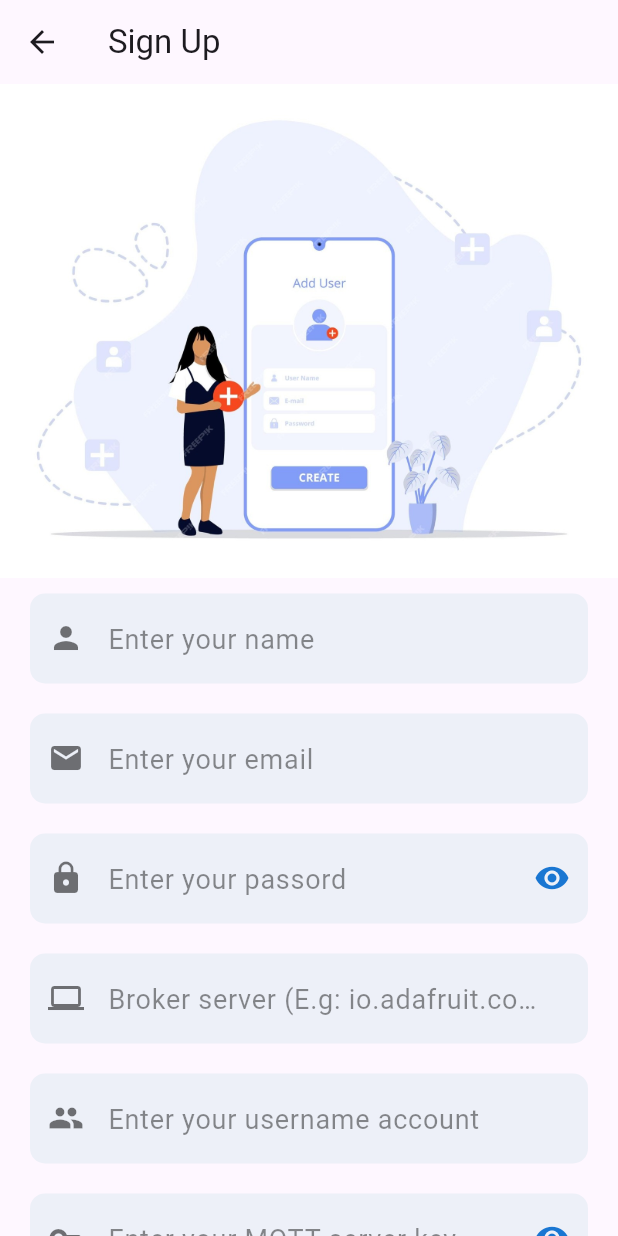
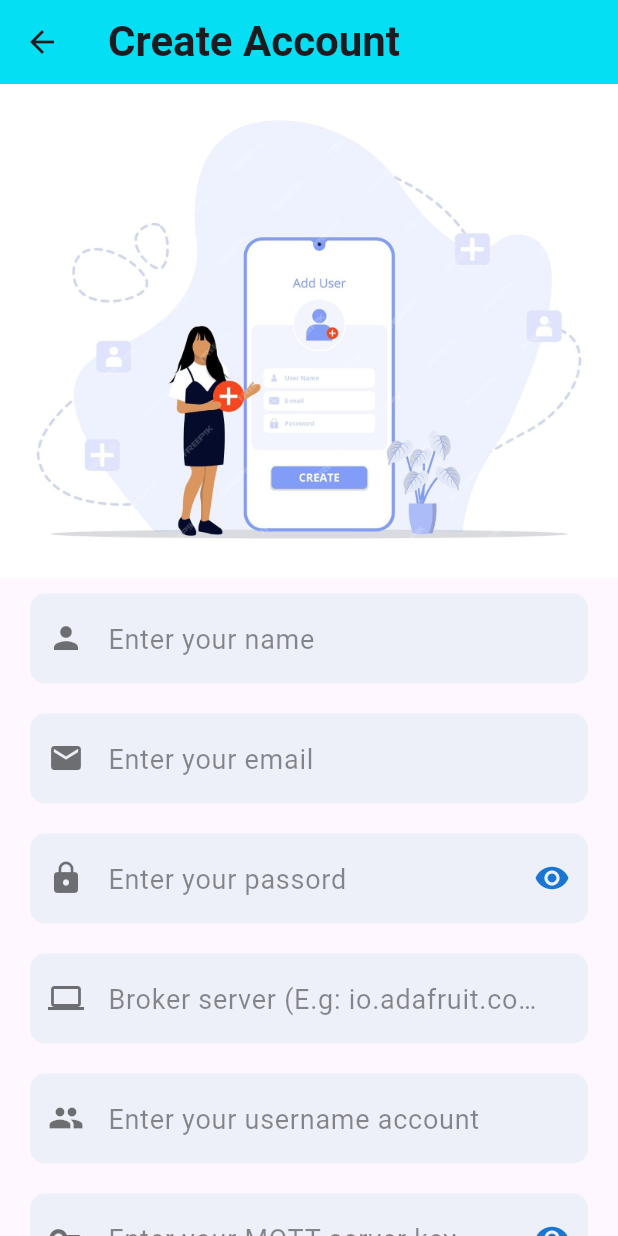
Before and after one commit to HCrystalH/Capstone_app, a Flutter app: the screen it shows after launch, after a tap on "SignUp", on a phone screen of 412 x 824 dp. Run offline on Flutter 3.47's test engine with Material 3 defaults, Android fonts, the phone set to English and light mode, and no system bars; our stand-ins replace cloud_firestore, curved_navigation_bar, firebase_auth, firebase_core, google_sign_in, syncfusion_flutter_charts; missing offline and left inert: firebase_app_check, mqtt_client; accounts and stored records are empty; network calls fail.

Commit message:
update a few point about UI

```diff
--- a/my_android_app/lib/Authentication/login.dart
+++ b/my_android_app/lib/Authentication/login.dart
@@ -97,7 +97,8 @@ class _LoginPageState extends State<LoginPage> {
               textEditingController: passwordController,
               hintText: 'Enter your passord',
               textInputType: TextInputType.text,
-              isPass: false,
+              isPass: true,
+
             ),
             //   Forgot password
             const ForgotPassword(),
--- a/my_android_app/lib/Authentication/signup.dart
+++ b/my_android_app/lib/Authentication/signup.dart
@@ -75,7 +75,16 @@ class _SignUpScreenState extends State<SignUpScreen> {
     // double width  = MediaQuery.of(context).size.width;
     return Scaffold(
       appBar: AppBar(
-        title: const Text("Sign Up",textAlign: TextAlign.center,)
+        title: const Text(
+          "Create Account",
+          textAlign: TextAlign.center,
+          style: TextStyle(
+            fontSize: 28,
+            fontWeight: FontWeight.bold,
+          ),
+          selectionColor: Colors.blue,
+        ),
+        backgroundColor:const Color.fromARGB(255, 4, 223, 243),
       ),
       resizeToAvoidBottomInset: false,
       body: GestureDetector(
@@ -135,7 +144,13 @@ class _SignUpScreenState extends State<SignUpScreen> {
             Row(
               mainAxisAlignment: MainAxisAlignment.center,
               children: [
-                const Text("Already have an account?",style: TextStyle(fontSize: 16),),
+                const Text(
+                  "Already have an account?",
+                  style: TextStyle(
+                    fontSize: 16,
+                    fontWeight: FontWeight.bold,
+                  ),
+                ),
                 GestureDetector(
                   onTap: () {
                     Navigator.of(context).push(
@@ -147,7 +162,7 @@ class _SignUpScreenState extends State<SignUpScreen> {
                   child: const Text(
                     " Login",
                     style: TextStyle(
-                        fontWeight: FontWeight.bold, color: Colors.red,
+                        fontWeight: FontWeight.bold, color: Colors.green,
                         fontSize: 20
                       ),
                   ),
```
